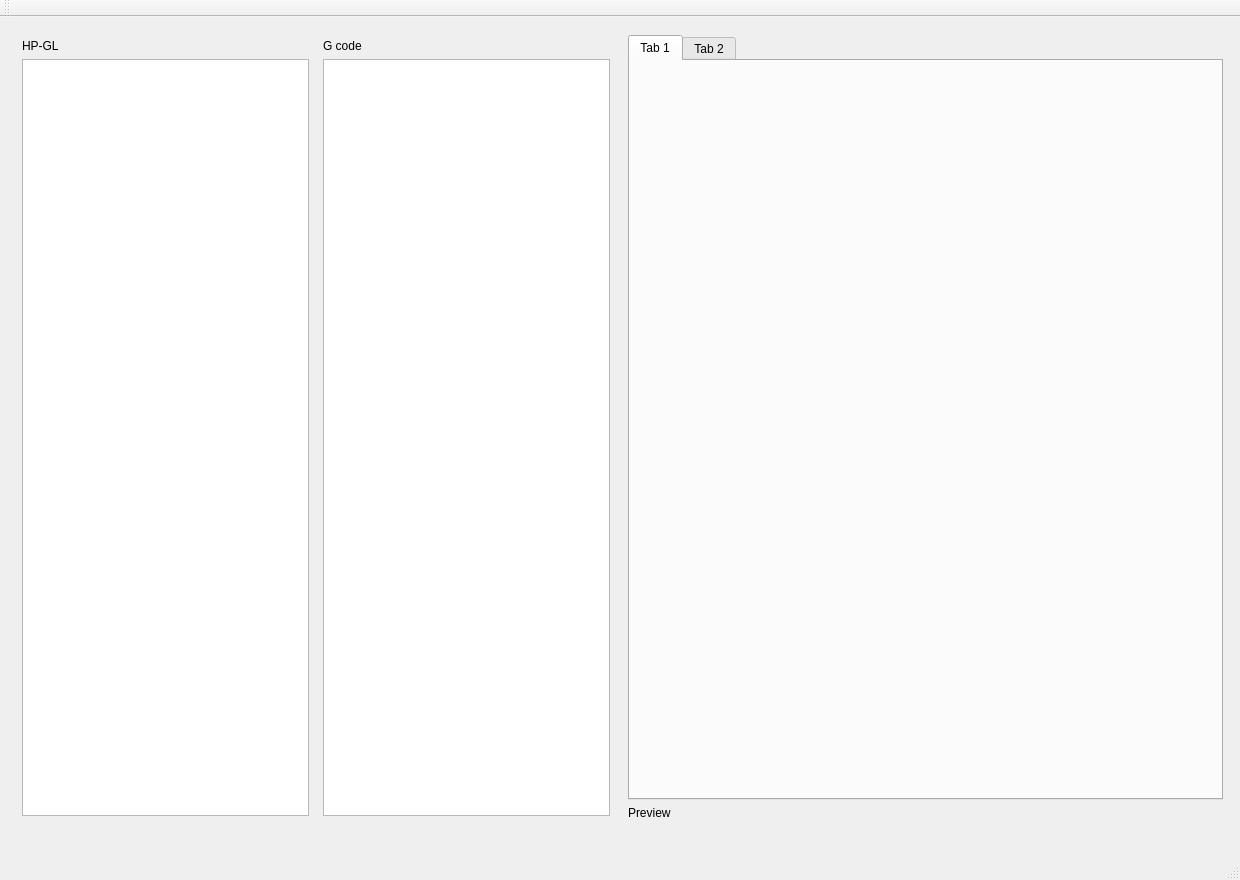
Old version of the form HP-GL-to-GCode/mainwindow.ui in the repository Roboterbastler/hpgl2gcode.
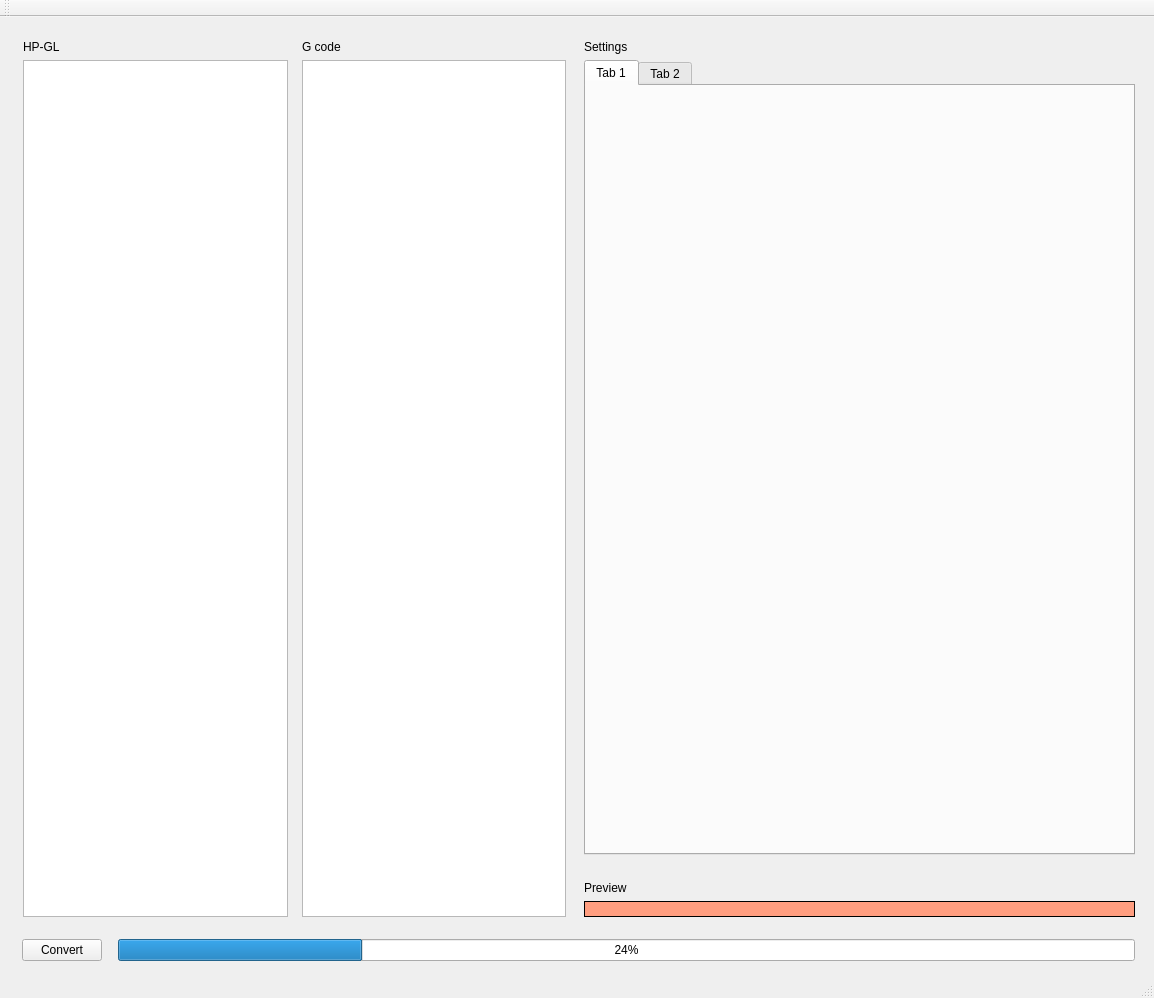
New version of the form.

Diff of the .ui file:
```diff
--- a/HP-GL-to-GCode/mainwindow.ui
+++ b/HP-GL-to-GCode/mainwindow.ui
@@ -6,24 +6,20 @@
    <rect>
     <x>0</x>
     <y>0</y>
-    <width>1240</width>
-    <height>880</height>
+    <width>1154</width>
+    <height>998</height>
    </rect>
   </property>
   <property name="windowTitle">
    <string>HP-GL to G code</string>
   </property>
   <widget class="QWidget" name="centralWidget">
-   <widget class="QWidget" name="horizontalLayoutWidget">
-    <property name="geometry">
-     <rect>
-      <x>10</x>
-      <y>10</y>
-      <width>1221</width>
-      <height>801</height>
-     </rect>
-    </property>
+   <layout class="QVBoxLayout" name="verticalLayout_5">
+    <item>
     <layout class="QHBoxLayout" name="horizontalLayout">
+      <property name="sizeConstraint">
+       <enum>QLayout::SetMaximumSize</enum>
+      </property>
      <property name="leftMargin">
       <number>4</number>
      </property>
@@ -106,20 +102,42 @@
      </item>
      <item>
       <layout class="QVBoxLayout" name="verticalLayout_4">
+        <property name="spacing">
+         <number>6</number>
+        </property>
        <property name="leftMargin">
         <number>4</number>
        </property>
        <property name="topMargin">
-        <number>4</number>
+         <number>8</number>
        </property>
        <property name="rightMargin">
         <number>4</number>
        </property>
        <property name="bottomMargin">
-        <number>4</number>
-       </property>
+         <number>8</number>
+        </property>
+        <item>
+         <widget class="QLabel" name="label_4">
+          <property name="text">
+           <string>Settings</string>
+          </property>
+         </widget>
+        </item>
        <item>
         <widget class="QTabWidget" name="tabWidget">
+          <property name="baseSize">
+           <size>
+            <width>0</width>
+            <height>0</height>
+           </size>
+          </property>
+          <property name="tabPosition">
+           <enum>QTabWidget::North</enum>
+          </property>
+          <property name="currentIndex">
+           <number>0</number>
+          </property>
          <widget class="QWidget" name="tab">
           <attribute name="title">
            <string>Tab 1</string>
@@ -133,16 +151,94 @@
         </widget>
        </item>
        <item>
-        <widget class="QLabel" name="label_3">
+         <spacer name="verticalSpacer">
+          <property name="orientation">
+           <enum>Qt::Vertical</enum>
+          </property>
+          <property name="sizeType">
+           <enum>QSizePolicy::Fixed</enum>
+          </property>
+          <property name="sizeHint" stdset="0">
+           <size>
+            <width>20</width>
+            <height>20</height>
+           </size>
+          </property>
+         </spacer>
+        </item>
+        <item>
+         <widget class="QLabel" name="label_5">
          <property name="text">
           <string>Preview</string>
          </property>
         </widget>
        </item>
+        <item>
+         <widget class="QLabel" name="label_3">
+          <property name="minimumSize">
+           <size>
+            <width>0</width>
+            <height>0</height>
+           </size>
+          </property>
+          <property name="baseSize">
+           <size>
+            <width>0</width>
+            <height>0</height>
+           </size>
+          </property>
+          <property name="autoFillBackground">
+           <bool>false</bool>
+          </property>
+          <property name="styleSheet">
+           <string notr="true">background-color: rgb(255, 158, 128);</string>
+          </property>
+          <property name="frameShape">
+           <enum>QFrame::Box</enum>
+          </property>
+          <property name="text">
+           <string/>
+          </property>
+         </widget>
+        </item>
       </layout>
      </item>
     </layout>
-   </widget>
+    </item>
+    <item>
+     <layout class="QHBoxLayout" name="horizontalLayout_4">
+      <property name="spacing">
+       <number>16</number>
+      </property>
+      <property name="leftMargin">
+       <number>11</number>
+      </property>
+      <property name="topMargin">
+       <number>4</number>
+      </property>
+      <property name="rightMargin">
+       <number>8</number>
+      </property>
+      <property name="bottomMargin">
+       <number>4</number>
+      </property>
+      <item>
+       <widget class="QPushButton" name="pushButton">
+        <property name="text">
+         <string>Convert</string>
+        </property>
+       </widget>
+      </item>
+      <item>
+       <widget class="QProgressBar" name="progressBar">
+        <property name="value">
+         <number>24</number>
+        </property>
+       </widget>
+      </item>
+     </layout>
+    </item>
+   </layout>
   </widget>
   <widget class="QMenuBar" name="menuBar">
    <property name="geometry">
```
Left out of the diff: 2 changed lines with no effect on the pictures. Lines whose indentation alone changed are shown as unchanged.
